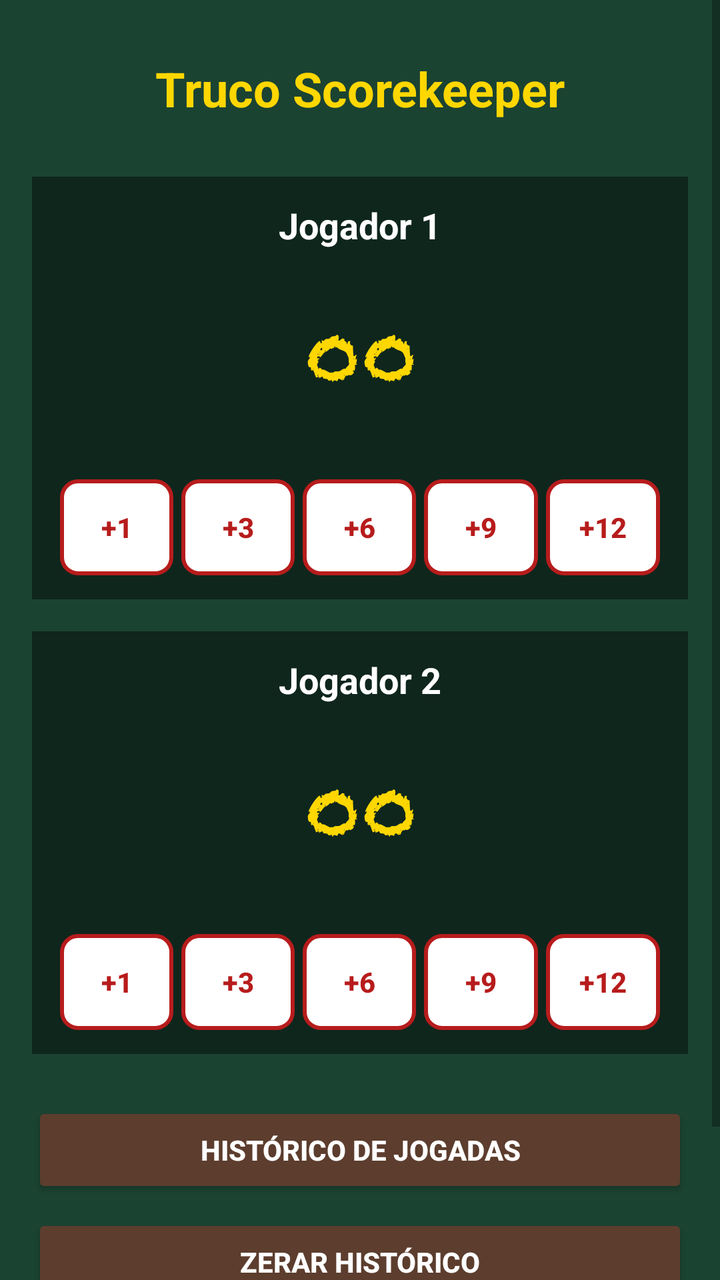
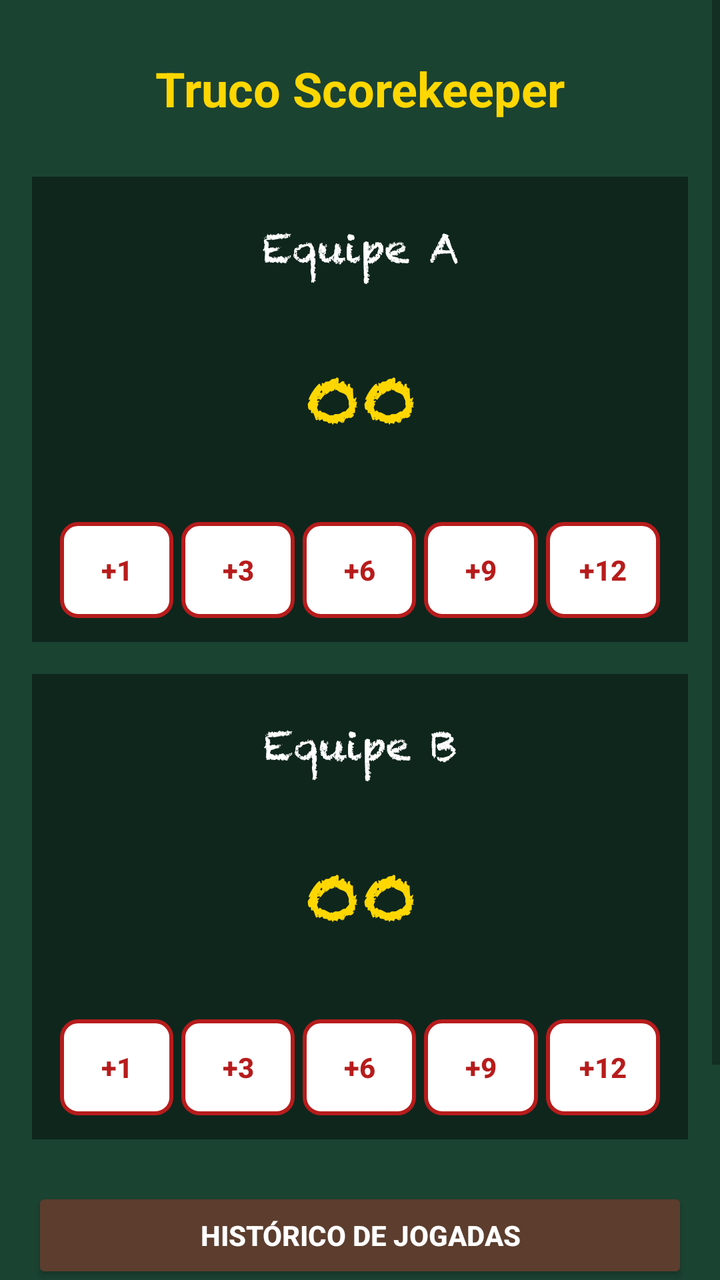

Before-and-after screenshots of an Android layout around one commit, followed by the original layout XML and the change that was made.
<!-- AndroidManifest.xml: application theme Theme.TrucoScorekeeper -->
<!-- res/layout/activity_main.xml -->
<?xml version="1.0" encoding="utf-8"?>
<ScrollView xmlns:android="http://schemas.android.com/apk/res/android"
    xmlns:app="http://schemas.android.com/apk/res-auto"
    xmlns:tools="http://schemas.android.com/tools"
    android:layout_width="match_parent"
    android:layout_height="match_parent"
    android:background="@color/verde_feltro"
    tools:context=".MainActivity">

    <androidx.constraintlayout.widget.ConstraintLayout
        android:layout_width="match_parent"
        android:layout_height="wrap_content"
        android:padding="16dp">

        
        <TextView
            android:id="@+id/tv_titulo"
            android:layout_width="0dp"
            android:layout_height="wrap_content"
            android:text="@string/titulo_app"
            android:textColor="@color/texto_ouro"
            android:textSize="24sp"
            android:textStyle="bold"
            android:gravity="center"
            android:paddingVertical="12dp"
            app:layout_constraintTop_toTopOf="parent"
            app:layout_constraintStart_toStartOf="parent"
            app:layout_constraintEnd_toEndOf="parent" />

        
        <androidx.constraintlayout.widget.ConstraintLayout
            android:id="@+id/area_jogador1"
            android:layout_width="0dp"
            android:layout_height="wrap_content"
            android:layout_marginTop="16dp"
            android:background="@color/verde_feltro_dark"
            android:padding="12dp"
            app:layout_constraintTop_toBottomOf="@id/tv_titulo"
            app:layout_constraintStart_toStartOf="parent"
            app:layout_constraintEnd_toEndOf="parent">

            <TextView
                android:id="@+id/tv_nome_jogador1"
                android:layout_width="0dp"
                android:layout_height="wrap_content"
                android:text="@string/jogador_1"
                android:textColor="@color/branco_carta"
                android:textSize="18sp"
                android:textStyle="bold"
                android:gravity="center"
                app:layout_constraintTop_toTopOf="parent"
                app:layout_constraintStart_toStartOf="parent"
                app:layout_constraintEnd_toEndOf="parent" />

            <TextView
                android:id="@+id/tv_pontuacao_jogador1"
                android:layout_width="0dp"
                android:layout_height="wrap_content"
                android:text="@string/pontuacao_inicial"
                android:textColor="@color/texto_ouro"
                android:textSize="40sp"
                android:fontFamily="@font/chalkduster"
                android:gravity="center"
                android:paddingVertical="8dp"
                app:layout_constraintTop_toBottomOf="@id/tv_nome_jogador1"
                app:layout_constraintStart_toStartOf="parent"
                app:layout_constraintEnd_toEndOf="parent" />

            <LinearLayout
                android:id="@+id/ll_botoes_jogador1"
                android:layout_width="0dp"
                android:layout_height="wrap_content"
                android:orientation="horizontal"
                android:layout_marginTop="8dp"
                app:layout_constraintTop_toBottomOf="@id/tv_pontuacao_jogador1"
                app:layout_constraintStart_toStartOf="parent"
                app:layout_constraintEnd_toEndOf="parent">

                <Button
                    android:id="@+id/btn_j1_mais1"
                    style="@style/Widget.AppCompat.Button.Borderless"
                    android:layout_width="0dp"
                    android:layout_height="wrap_content"
                    android:layout_weight="1"
                    android:layout_marginHorizontal="2dp"
                    android:minHeight="48dp"
                    android:text="@string/btn_mais_1"
                    android:textColor="@color/vermelho_baralho"
                    android:textStyle="bold"
                    android:background="@drawable/botao_carta" />

                <Button
                    android:id="@+id/btn_j1_mais3"
                    style="@style/Widget.AppCompat.Button.Borderless"
                    android:layout_width="0dp"
                    android:layout_height="wrap_content"
                    android:layout_weight="1"
                    android:layout_marginHorizontal="2dp"
                    android:minHeight="48dp"
                    android:text="@string/btn_mais_3"
                    android:textColor="@color/vermelho_baralho"
                    android:textStyle="bold"
                    android:background="@drawable/botao_carta" />

                <Button
                    android:id="@+id/btn_j1_mais6"
                    style="@style/Widget.AppCompat.Button.Borderless"
                    android:layout_width="0dp"
                    android:layout_height="wrap_content"
                    android:layout_weight="1"
                    android:layout_marginHorizontal="2dp"
                    android:minHeight="48dp"
                    android:text="@string/btn_mais_6"
                    android:textColor="@color/vermelho_baralho"
                    android:textStyle="bold"
                    android:background="@drawable/botao_carta" />

                <Button
                    android:id="@+id/btn_j1_mais9"
                    style="@style/Widget.AppCompat.Button.Borderless"
                    android:layout_width="0dp"
                    android:layout_height="wrap_content"
                    android:layout_weight="1"
                    android:layout_marginHorizontal="2dp"
                    android:minHeight="48dp"
                    android:text="@string/btn_mais_9"
                    android:textColor="@color/vermelho_baralho"
                    android:textStyle="bold"
                    android:background="@drawable/botao_carta" />

                <Button
                    android:id="@+id/btn_j1_mais12"
                    style="@style/Widget.AppCompat.Button.Borderless"
                    android:layout_width="0dp"
                    android:layout_height="wrap_content"
                    android:layout_weight="1"
                    android:layout_marginHorizontal="2dp"
                    android:minHeight="48dp"
                    android:text="@string/btn_mais_12"
                    android:textColor="@color/vermelho_baralho"
                    android:textStyle="bold"
                    android:background="@drawable/botao_carta" />

            </LinearLayout>

        </androidx.constraintlayout.widget.ConstraintLayout>

        
        <androidx.constraintlayout.widget.ConstraintLayout
            android:id="@+id/area_jogador2"
            android:layout_width="0dp"
            android:layout_height="wrap_content"
            android:layout_marginTop="16dp"
            android:background="@color/verde_feltro_dark"
            android:padding="12dp"
            app:layout_constraintTop_toBottomOf="@id/area_jogador1"
            app:layout_constraintStart_toStartOf="parent"
            app:layout_constraintEnd_toEndOf="parent">

            <TextView
                android:id="@+id/tv_nome_jogador2"
                android:layout_width="0dp"
                android:layout_height="wrap_content"
                android:text="@string/jogador_2"
                android:textColor="@color/branco_carta"
                android:textSize="18sp"
                android:textStyle="bold"
                android:gravity="center"
                app:layout_constraintTop_toTopOf="parent"
                app:layout_constraintStart_toStartOf="parent"
                app:layout_constraintEnd_toEndOf="parent" />

            <TextView
                android:id="@+id/tv_pontuacao_jogador2"
                android:layout_width="0dp"
                android:layout_height="wrap_content"
                android:text="@string/pontuacao_inicial"
                android:textColor="@color/texto_ouro"
                android:textSize="40sp"
                android:fontFamily="@font/chalkduster"
                android:gravity="center"
                android:paddingVertical="8dp"
                app:layout_constraintTop_toBottomOf="@id/tv_nome_jogador2"
                app:layout_constraintStart_toStartOf="parent"
                app:layout_constraintEnd_toEndOf="parent" />

            <LinearLayout
                android:id="@+id/ll_botoes_jogador2"
                android:layout_width="0dp"
                android:layout_height="wrap_content"
                android:orientation="horizontal"
                android:layout_marginTop="8dp"
                app:layout_constraintTop_toBottomOf="@id/tv_pontuacao_jogador2"
                app:layout_constraintStart_toStartOf="parent"
                app:layout_constraintEnd_toEndOf="parent">

                <Button
                    android:id="@+id/btn_j2_mais1"
                    style="@style/Widget.AppCompat.Button.Borderless"
                    android:layout_width="0dp"
                    android:layout_height="wrap_content"
                    android:layout_weight="1"
                    android:layout_marginHorizontal="2dp"
                    android:minHeight="48dp"
                    android:text="@string/btn_mais_1"
                    android:textColor="@color/vermelho_baralho"
                    android:textStyle="bold"
                    android:background="@drawable/botao_carta" />

                <Button
                    android:id="@+id/btn_j2_mais3"
                    style="@style/Widget.AppCompat.Button.Borderless"
                    android:layout_width="0dp"
                    android:layout_height="wrap_content"
                    android:layout_weight="1"
                    android:layout_marginHorizontal="2dp"
                    android:minHeight="48dp"
                    android:text="@string/btn_mais_3"
                    android:textColor="@color/vermelho_baralho"
                    android:textStyle="bold"
                    android:background="@drawable/botao_carta" />

                <Button
                    android:id="@+id/btn_j2_mais6"
                    style="@style/Widget.AppCompat.Button.Borderless"
                    android:layout_width="0dp"
                    android:layout_height="wrap_content"
                    android:layout_weight="1"
                    android:layout_marginHorizontal="2dp"
                    android:minHeight="48dp"
                    android:text="@string/btn_mais_6"
                    android:textColor="@color/vermelho_baralho"
                    android:textStyle="bold"
                    android:background="@drawable/botao_carta" />

                <Button
                    android:id="@+id/btn_j2_mais9"
                    style="@style/Widget.AppCompat.Button.Borderless"
                    android:layout_width="0dp"
                    android:layout_height="wrap_content"
                    android:layout_weight="1"
                    android:layout_marginHorizontal="2dp"
                    android:minHeight="48dp"
                    android:text="@string/btn_mais_9"
                    android:textColor="@color/vermelho_baralho"
                    android:textStyle="bold"
                    android:background="@drawable/botao_carta" />

                <Button
                    android:id="@+id/btn_j2_mais12"
                    style="@style/Widget.AppCompat.Button.Borderless"
                    android:layout_width="0dp"
                    android:layout_height="wrap_content"
                    android:layout_weight="1"
                    android:layout_marginHorizontal="2dp"
                    android:minHeight="48dp"
                    android:text="@string/btn_mais_12"
                    android:textColor="@color/vermelho_baralho"
                    android:textStyle="bold"
                    android:background="@drawable/botao_carta" />

            </LinearLayout>

        </androidx.constraintlayout.widget.ConstraintLayout>

        
        <LinearLayout
            android:id="@+id/ll_botoes_admin"
            android:layout_width="0dp"
            android:layout_height="wrap_content"
            android:orientation="vertical"
            android:layout_marginTop="24dp"
            app:layout_constraintTop_toBottomOf="@id/area_jogador2"
            app:layout_constraintStart_toStartOf="parent"
            app:layout_constraintEnd_toEndOf="parent">

            <Button
                android:id="@+id/btn_historico"
                android:layout_width="match_parent"
                android:layout_height="wrap_content"
                android:minHeight="48dp"
                android:text="@string/btn_historico"
                android:textColor="@color/branco_carta"
                android:textStyle="bold"
                android:backgroundTint="@color/madeira_botao" />

            <Button
                android:id="@+id/btn_zerar"
                android:layout_width="match_parent"
                android:layout_height="wrap_content"
                android:layout_marginTop="8dp"
                android:minHeight="48dp"
                android:text="@string/btn_zerar"
                android:textColor="@color/branco_carta"
                android:textStyle="bold"
                android:backgroundTint="@color/madeira_botao" />

            <Button
                android:id="@+id/btn_nomes"
                android:layout_width="match_parent"
                android:layout_height="wrap_content"
                android:layout_marginTop="8dp"
                android:minHeight="48dp"
                android:text="@string/btn_nomes"
                android:textColor="@color/branco_carta"
                android:textStyle="bold"
                android:backgroundTint="@color/madeira_botao" />

        </LinearLayout>

    </androidx.constraintlayout.widget.ConstraintLayout>

</ScrollView>
<!-- resources referenced by this layout -->
<resources>
  <color name="branco_carta">#FFFFFF</color>
  <color name="madeira_botao">#5c3d2e</color>
  <color name="texto_ouro">#FFD700</color>
  <color name="verde_feltro">#1b4332</color>
  <color name="verde_feltro_dark">#0f261d</color>
  <color name="vermelho_baralho">#B71C1C</color>
  <!-- drawable botao_carta (drawable) -->
  <?xml version="1.0" encoding="utf-8"?>
  <shape xmlns:android="http://schemas.android.com/apk/res/android"
      android:shape="rectangle">
  
      <solid android:color="@color/branco_carta" />
  
      <corners android:radius="8dp" />
  
      <stroke
          android:width="2dp"
          android:color="@color/vermelho_baralho" />
  
  </shape>
  <string name="btn_historico">Histórico de Jogadas</string>
  <string name="btn_mais_1">+1</string>
  <string name="btn_mais_12">+12</string>
  <string name="btn_mais_3">+3</string>
  <string name="btn_mais_6">+6</string>
  <string name="btn_mais_9">+9</string>
  <string name="btn_nomes">Informar Nomes</string>
  <string name="btn_zerar">Zerar Histórico</string>
  <string name="jogador_1">Jogador 1</string>
  <string name="jogador_2">Jogador 2</string>
  <string name="pontuacao_inicial">00</string>
  <string name="titulo_app">Truco Scorekeeper</string>
  <style name="Theme.TrucoScorekeeper" parent="Theme.AppCompat.Light.NoActionBar">
          <item name="colorPrimary">@color/verde_feltro</item>
          <item name="colorPrimaryDark">@color/verde_feltro_dark</item>
          <item name="colorAccent">@color/texto_ouro</item>
          <item name="android:windowBackground">@color/verde_feltro</item>
      </style>
</resources>

<!-- the commit's change to res/layout/activity_main.xml (unified diff, before → after) -->
@@ -45,9 +45,11 @@
                 android:layout_height="wrap_content"
                 android:text="@string/jogador_1"
                 android:textColor="@color/branco_carta"
-                android:textSize="18sp"
-                android:textStyle="bold"
+                android:textSize="20sp"
+                android:fontFamily="@font/chalkduster"
                 android:gravity="center"
+                android:maxLines="1"
+                android:ellipsize="end"
                 app:layout_constraintTop_toTopOf="parent"
                 app:layout_constraintStart_toStartOf="parent"
                 app:layout_constraintEnd_toEndOf="parent" />
@@ -163,9 +165,11 @@
                 android:layout_height="wrap_content"
                 android:text="@string/jogador_2"
                 android:textColor="@color/branco_carta"
-                android:textSize="18sp"
-                android:textStyle="bold"
+                android:textSize="20sp"
+                android:fontFamily="@font/chalkduster"
                 android:gravity="center"
+                android:maxLines="1"
+                android:ellipsize="end"
                 app:layout_constraintTop_toTopOf="parent"
                 app:layout_constraintStart_toStartOf="parent"
                 app:layout_constraintEnd_toEndOf="parent" />
<!-- resource entries referenced after the edit -->
@@ -28,8 +28,8 @@
   <string name="btn_mais_9">+9</string>
   <string name="btn_nomes">Informar Nomes</string>
   <string name="btn_zerar">Zerar Histórico</string>
-  <string name="jogador_1">Jogador 1</string>
-  <string name="jogador_2">Jogador 2</string>
+  <string name="jogador_1">Equipe A</string>
+  <string name="jogador_2">Equipe B</string>
   <string name="pontuacao_inicial">00</string>
   <string name="titulo_app">Truco Scorekeeper</string>
   <style name="Theme.TrucoScorekeeper" parent="Theme.AppCompat.Light.NoActionBar">
